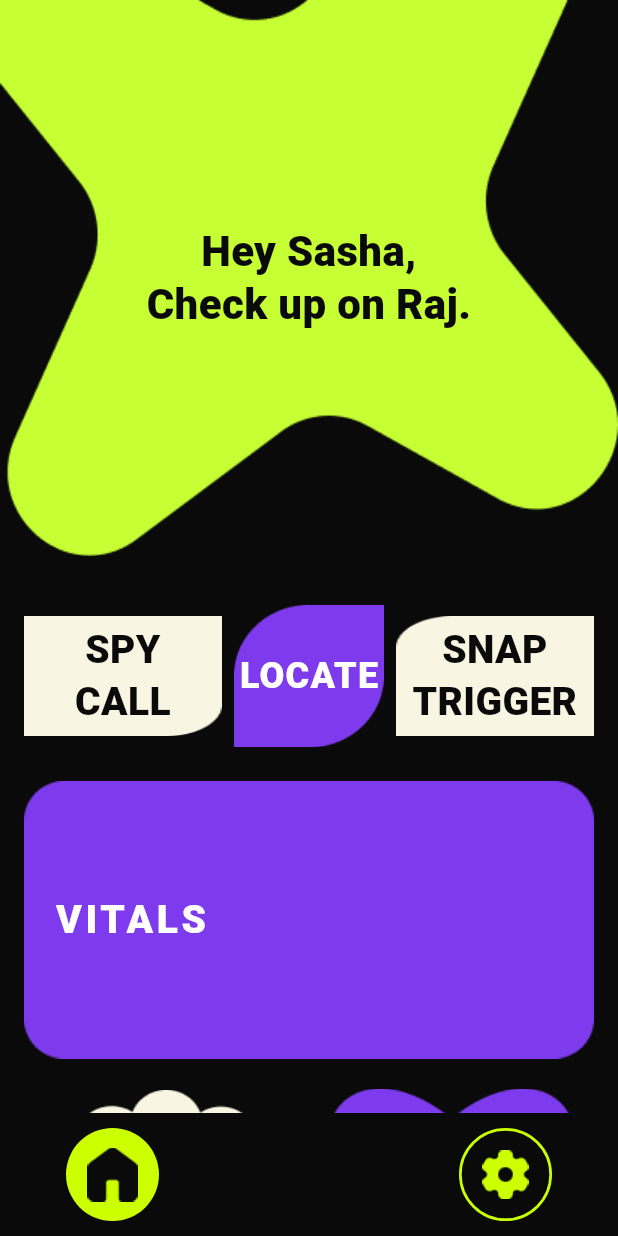
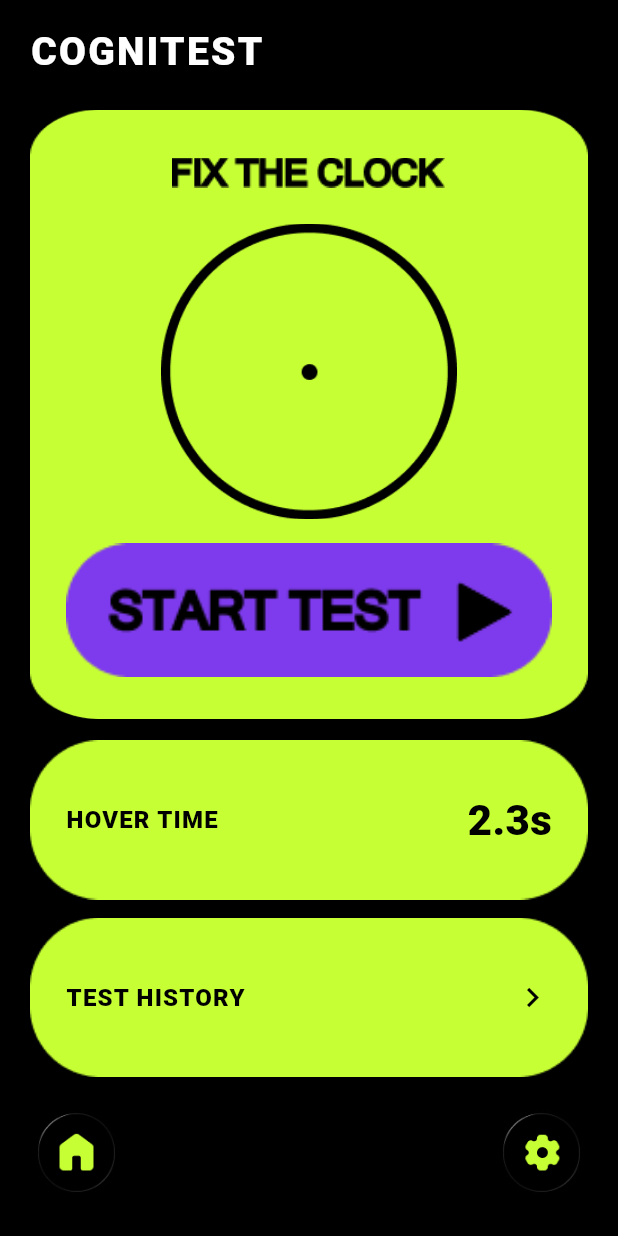
Before and after one commit to fatemaezzzi/neuroguard, a Flutter app: the screen it shows after launch, on a phone screen of 412 x 824 dp. Run offline on Flutter 3.47's test engine with Material 3 defaults, Android fonts, the phone set to English and light mode, and no system bars; our stand-ins replace fl_chart, google_fonts, permission_handler; Roboto replaces fonts that are missing (MicrosoftSansSerifBold).

```diff
--- /dev/null
+++ b/lib/features/caregiver/cognitest_screen.dart
@@ -0,0 +1,222 @@
+import 'package:flutter/material.dart';
+
+class CogniTestScreen extends StatelessWidget {
+  const CogniTestScreen({super.key});
+
+  @override
+  Widget build(BuildContext context) {
+    return Scaffold(
+      backgroundColor: Colors.black,
+      body: SafeArea(
+        child: Padding(
+          padding: const EdgeInsets.symmetric(horizontal: 20, vertical: 16),
+          child: Column(
+            crossAxisAlignment: CrossAxisAlignment.start,
+            children: [
+
+              // ── Header ──────────────────────────────────────────────
+              const Text(
+                'COGNITEST',
+                style: TextStyle(
+                  color: Colors.white,
+                  fontSize: 26,
+                  fontWeight: FontWeight.w900,
+                  letterSpacing: 1.5,
+                ),
+              ),
+
+              const SizedBox(height: 20),
+
+              // ── Main Card using fixtheclock.png as background ────────
+              Expanded(
+                child: Stack(
+                  alignment: Alignment.center,
+                  children: [
+
+                    // The lime green card background
+                    Positioned.fill(
+                      child: Image.asset(
+                        'assets/fixtheclock.png',
+                        fit: BoxFit.fill,
+                      ),
+                    ),
+
+                    // Content on top of card
+                    Column(
+                      mainAxisAlignment: MainAxisAlignment.spaceBetween,
+                      children: [
+
+                        // "FIX THE CLOCK" title asset
+                        Padding(
+                          padding: const EdgeInsets.only(top: 24),
+                          child: Image.asset(
+                            'assets/FIX THE CLOCK.png',
+                            height: 36,
+                          ),
+                        ),
+
+                        // Clock circle asset
+                        Expanded(
+                          child: Center(
+                            child: Padding(
+                              padding: const EdgeInsets.symmetric(
+                                horizontal: 36,
+                                vertical: 16,
+                              ),
+                              child: Image.asset(
+                                'assets/clock.png',
+                                fit: BoxFit.contain,
+                              ),
+                            ),
+                          ),
+                        ),
+
+                        // START TEST button asset
+                        Padding(
+                          padding: const EdgeInsets.only(
+                              bottom: 28, left: 24, right: 24),
+                          child: GestureDetector(
+                            onTap: () {
+                              // TODO: Navigate to drawing screen when feature is ready
+                            },
+                            child: Image.asset(
+                              'assets/startbutton.png',
+                              width: double.infinity,
+                              fit: BoxFit.fitWidth,
+                            ),
+                          ),
+                        ),
+                      ],
+                    ),
+                  ],
+                ),
+              ),
+
+              const SizedBox(height: 14),
+
+              // ── Hover Time pill asset ────────────────────────────────
+              Stack(
+                alignment: Alignment.center,
+                children: [
+                  // Pill background
+                  Image.asset(
+                    'assets/hovertime.png',
+                    width: double.infinity,
+                    fit: BoxFit.fitWidth,
+                  ),
+                  // Text overlay on top of the asset
+                  Padding(
+                    padding: const EdgeInsets.symmetric(horizontal: 24),
+                    child: Row(
+                      mainAxisAlignment: MainAxisAlignment.spaceBetween,
+                      children: const [
+                        Text(
+                          'HOVER TIME',
+                          style: TextStyle(
+                            color: Colors.black,
+                            fontSize: 16,
+                            fontWeight: FontWeight.w800,
+                            letterSpacing: 0.8,
+                          ),
+                        ),
+                        Text(
+                          '2.3s',
+                          style: TextStyle(
+                            color: Colors.black,
+                            fontSize: 28,
+                            fontWeight: FontWeight.w900,
+                          ),
+                        ),
+                      ],
+                    ),
+                  ),
+                ],
+              ),
+
+              const SizedBox(height: 12),
+
+              // ── Test History pill asset ──────────────────────────────
+              GestureDetector(
+                onTap: () {
+                  // TODO: Navigate to test history screen when ready
+                },
+                child: Stack(
+                  alignment: Alignment.center,
+                  children: [
+                    // Pill background
+                    Image.asset(
+                      'assets/testhistory.png',
+                      width: double.infinity,
+                      fit: BoxFit.fitWidth,
+                    ),
+                    // Text overlay
+                    Padding(
+                      padding: const EdgeInsets.symmetric(horizontal: 24),
+                      child: Row(
+                        mainAxisAlignment: MainAxisAlignment.spaceBetween,
+                        children: const [
+                          Text(
+                            'TEST HISTORY',
+                            style: TextStyle(
+                              color: Colors.black,
+                              fontSize: 16,
+                              fontWeight: FontWeight.w800,
+                              letterSpacing: 0.8,
+                            ),
+                          ),
+                          Icon(
+                            Icons.chevron_right,
+                            color: Colors.black,
+                            size: 26,
+                          ),
+                        ],
+                      ),
+                    ),
+                  ],
+                ),
+              ),
+
+              const SizedBox(height: 20),
+
+              // ── Bottom Nav Bar ───────────────────────────────────────
+              Row(
+                mainAxisAlignment: MainAxisAlignment.spaceBetween,
+                children: [
+                  _NavButton(
+                    assetPath: 'assets/glassbubble.png',
+                    onTap: () => Navigator.pop(context),
+                  ),
+                  _NavButton(
+                    assetPath: 'assets/settingsblob.png',
+                    onTap: () {},
+                  ),
+                ],
+              ),
+
+              const SizedBox(height: 8),
+            ],
+          ),
+        ),
+      ),
+    );
+  }
+}
+
+// ── Bottom Nav Circle Button ───────────────────────────────────────────────────
+class _NavButton extends StatelessWidget {
+  final String assetPath;
+  final VoidCallback onTap;
+  const _NavButton({required this.assetPath, required this.onTap});
+
+  @override
+  Widget build(BuildContext context) {
+    return GestureDetector(
+      onTap: onTap,
+      child: Image.asset(
+        assetPath,
+        width: 62,
+        height: 62,
+      ),
+    );
+  }
+}
--- a/lib/main.dart
+++ b/lib/main.dart
@@ -1,5 +1,6 @@
 import 'package:flutter/material.dart';
 import 'package:google_fonts/google_fonts.dart';
+import 'package:neuroguard/features/caregiver/cognitest_screen.dart';
 import 'core/services/permission_service.dart';
 import 'features/caregiver/cognitest_history_screen.dart';
 import 'features/caregiver/all_about_dementia.dart';
@@ -7,6 +8,7 @@ import 'features/caregiver/caregiver_home.dart';
 import 'core/services/permission_service.dart';
 import 'features/caregiver/vitals_page.dart';
 import 'features/caregiver/reports_page.dart';
+import 'features/caregiver/cognitest_history_screen.dart';
 
 void main() async {
   WidgetsFlutterBinding.ensureInitialized();
@@ -28,7 +30,7 @@ class NeuroGuardApp extends StatelessWidget {
           Theme.of(context).textTheme,
         ),
       ),
-      home: const CaregiverHomePage(),
+      home: const CogniTestScreen(),
     );
   }
 }
```
Also changed, not shown: assets/FIX THE CLOCK.png (added), assets/clock.png (added), assets/fixtheclock.png (added), assets/hovertime.png (added), assets/settingsblob.png (added), assets/startbutton.png (added), assets/testhistory.png (added).
